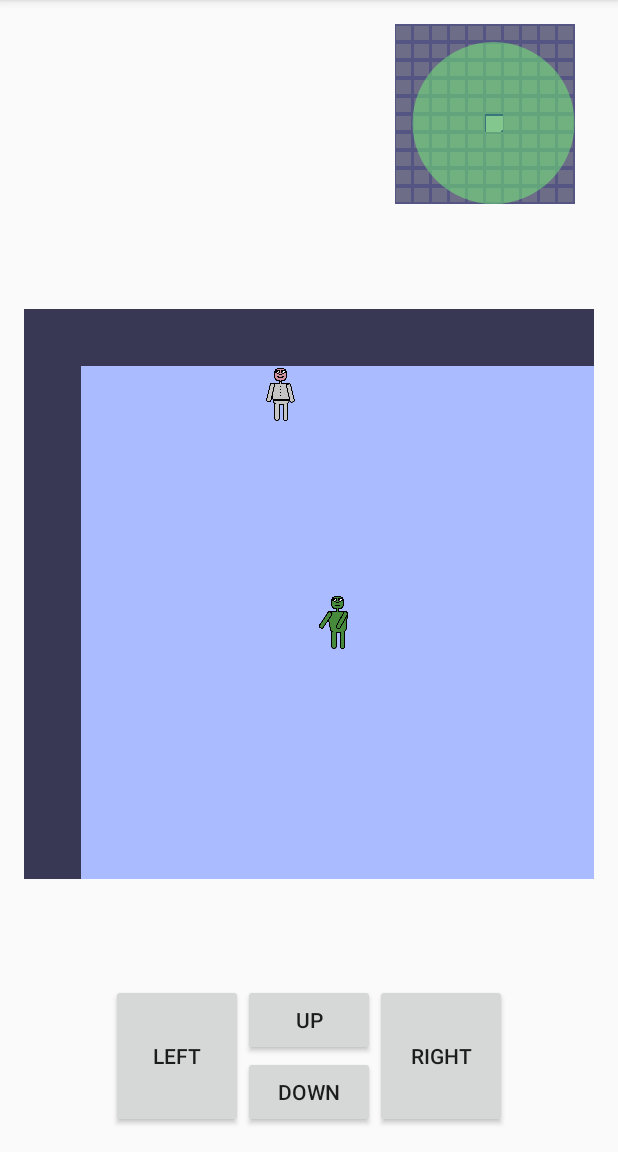
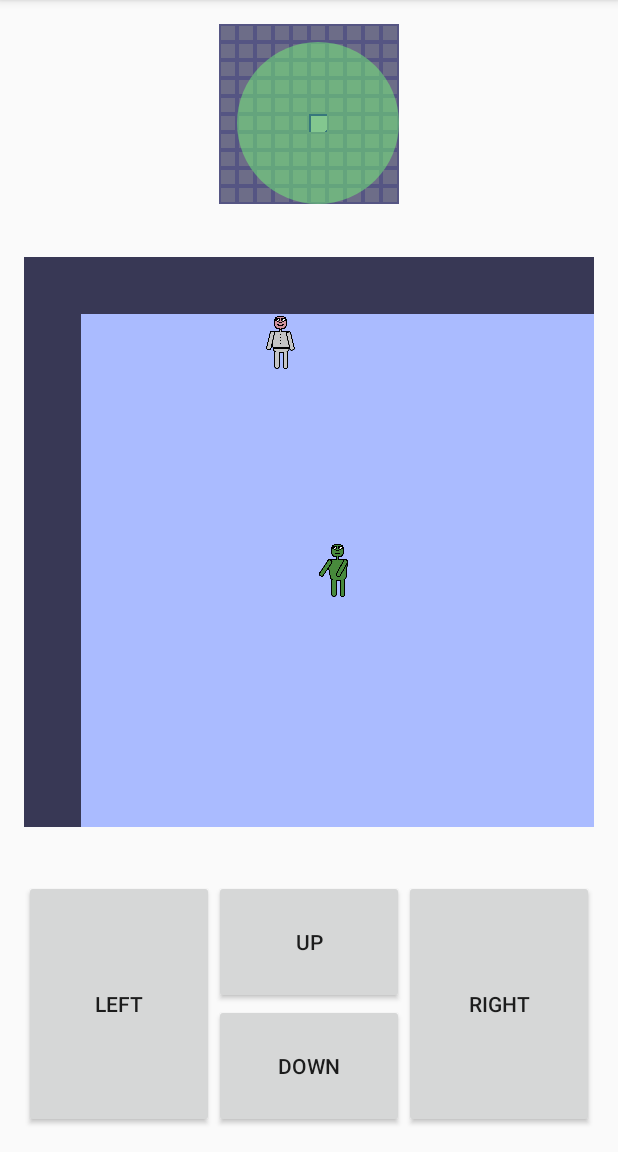
Before and after one commit to Eraol/RogueZombie, an Android app: the screen it shows after launch (MainActivity), on a phone screen of 412 x 824 dp, the part 84-1236 px from its top. Run offline under Robolectric (Android 15) with nearby library versions, the phone set to English and light mode, and no system bars.

```diff
--- a/app/src/main/res/layout-land/activity_main.xml
+++ b/app/src/main/res/layout-land/activity_main.xml
@@ -1,12 +1,112 @@
-<?xml version="1.0" encoding="utf-8"?>
-<LinearLayout xmlns:android="http://schemas.android.com/apk/res/android"
-    android:orientation="vertical" android:layout_width="match_parent"
-    android:layout_height="match_parent">
+<RelativeLayout xmlns:android="http://schemas.android.com/apk/res/android"
+    xmlns:tools="http://schemas.android.com/tools" android:layout_width="match_parent"
+    android:layout_height="match_parent" android:paddingLeft="@dimen/activity_horizontal_margin"
+    android:paddingRight="@dimen/activity_horizontal_margin"
+    android:paddingTop="@dimen/activity_vertical_margin"
+    android:paddingBottom="@dimen/activity_vertical_margin" tools:context=".MainActivity">
 
-    <TextView
-        android:layout_width="wrap_content"
-        android:layout_height="wrap_content"
-        android:text="@string/hello_world"
-        android:id="@+id/textView"
-        android:layout_gravity="center_horizontal" />
-</LinearLayout>
+    <LinearLayout
+        android:orientation="horizontal"
+        android:layout_width="fill_parent"
+        android:layout_height="fill_parent">
+
+        <view
+            android:layout_width="wrap_content"
+            android:layout_height="match_parent"
+            class="fr.iutlens.roguezombie.room.RoomView"
+            android:id="@+id/view2"
+            android:layout_above="@+id/buttonUp"
+            android:layout_toStartOf="@+id/buttonRight"
+            android:layout_below="@+id/view"
+            android:layout_alignParentRight="true"
+            android:layout_alignParentEnd="true"
+            android:layout_weight="1" />
+
+        <LinearLayout
+            android:orientation="vertical"
+            android:layout_width="fill_parent"
+            android:layout_height="fill_parent"
+            android:layout_weight="2">
+
+            <view
+                android:layout_width="wrap_content"
+                android:layout_height="fill_parent"
+                class="fr.iutlens.roguezombie.maze.MiniMapView"
+                android:id="@+id/view"
+                android:layout_alignParentTop="true"
+                android:layout_alignLeft="@+id/buttonRight"
+                android:layout_alignStart="@+id/buttonRight"
+                android:layout_gravity="right"
+                android:minHeight="120dp"
+                android:layout_weight="1" />
+
+            <LinearLayout
+                android:orientation="horizontal"
+                android:layout_width="match_parent"
+                android:layout_height="fill_parent"
+                android:layout_gravity="center_horizontal"
+                android:baselineAligned="false"
+                android:layout_weight="1">
+
+                <Button
+                    android:layout_width="fill_parent"
+                    android:layout_height="match_parent"
+                    android:text="Left"
+                    android:id="@+id/buttonLeft"
+                    android:soundEffectsEnabled="false"
+                    android:onClick="onButtonClick"
+                    android:layout_toLeftOf="@+id/buttonDown"
+                    android:layout_toStartOf="@+id/buttonDown"
+                    android:layout_alignTop="@+id/buttonUp"
+                    android:layout_alignBottom="@+id/buttonDown"
+                    android:layout_weight="1" />
+
+                <LinearLayout
+                    android:orientation="vertical"
+                    android:layout_width="fill_parent"
+                    android:layout_height="fill_parent"
+                    android:layout_weight="1">
+
+                    <Button
+                        android:layout_width="match_parent"
+                        android:layout_height="fill_parent"
+                        android:text="Up"
+                        android:id="@+id/buttonUp"
+                        android:onClick="onButtonClick"
+                        android:soundEffectsEnabled="false"
+                        android:layout_above="@+id/buttonDown"
+                        android:layout_centerHorizontal="true"
+                        android:layout_weight="1" />
+
+                    <Button
+                        android:layout_width="match_parent"
+                        android:layout_height="fill_parent"
+                        android:text="Down"
+                        android:id="@+id/buttonDown"
+                        android:onClick="onButtonClick"
+                        android:soundEffectsEnabled="false"
+                        android:layout_alignParentBottom="true"
+                        android:layout_centerHorizontal="true"
+                        android:layout_weight="1" />
+
+                </LinearLayout>
+
+                <Button
+                    android:layout_width="fill_parent"
+                    android:layout_height="match_parent"
+                    android:text="Right"
+                    android:id="@+id/buttonRight"
+                    android:onClick="onButtonClick"
+                    android:soundEffectsEnabled="false"
+                    android:layout_alignTop="@+id/buttonUp"
+                    android:layout_toRightOf="@+id/buttonDown"
+                    android:layout_toEndOf="@+id/buttonDown"
+                    android:layout_alignBottom="@+id/buttonDown"
+                    android:layout_alignParentStart="false"
+                    android:layout_weight="1" />
+
+            </LinearLayout>
+        </LinearLayout>
+    </LinearLayout>
+
+</RelativeLayout>
--- a/app/src/main/res/layout/activity_main.xml
+++ b/app/src/main/res/layout/activity_main.xml
@@ -4,6 +4,11 @@
     android:paddingRight="@dimen/activity_horizontal_margin"
     android:paddingTop="@dimen/activity_vertical_margin"
     android:paddingBottom="@dimen/activity_vertical_margin" tools:context=".MainActivity">
+
+    <LinearLayout
+        android:orientation="vertical"
+        android:layout_width="fill_parent"
+        android:layout_height="fill_parent">
 
         <view
             android:layout_width="wrap_content"
@@ -12,31 +17,76 @@
             android:id="@+id/view"
             android:layout_alignParentTop="true"
             android:layout_alignLeft="@+id/buttonRight"
-        android:layout_alignStart="@+id/buttonRight" />
+            android:layout_alignStart="@+id/buttonRight"
+            android:layout_gravity="right" />
+
+        <view
+            android:layout_width="match_parent"
+            android:layout_height="match_parent"
+            class="fr.iutlens.roguezombie.room.RoomView"
+            android:id="@+id/view2"
+            android:layout_above="@+id/buttonUp"
+            android:layout_toStartOf="@+id/buttonRight"
+            android:layout_below="@+id/view"
+            android:layout_alignParentRight="true"
+            android:layout_alignParentEnd="true"
+            android:layout_gravity="center"
+            android:layout_weight="1" />
+
+        <LinearLayout
+            android:orientation="horizontal"
+            android:layout_width="match_parent"
+            android:layout_height="fill_parent"
+            android:layout_gravity="center_horizontal"
+            android:baselineAligned="false"
+            android:layout_weight="2">
 
             <Button
-        android:layout_width="wrap_content"
-        android:layout_height="wrap_content"
+                android:layout_width="fill_parent"
+                android:layout_height="match_parent"
+                android:text="Left"
+                android:id="@+id/buttonLeft"
+                android:soundEffectsEnabled="false"
+                android:onClick="onButtonClick"
+                android:layout_toLeftOf="@+id/buttonDown"
+                android:layout_toStartOf="@+id/buttonDown"
+                android:layout_alignTop="@+id/buttonUp"
+                android:layout_alignBottom="@+id/buttonDown"
+                android:layout_weight="1" />
+
+            <LinearLayout
+                android:orientation="vertical"
+                android:layout_width="fill_parent"
+                android:layout_height="fill_parent"
+                android:layout_weight="1">
+
+                <Button
+                    android:layout_width="match_parent"
+                    android:layout_height="fill_parent"
+                    android:text="Up"
+                    android:id="@+id/buttonUp"
+                    android:onClick="onButtonClick"
+                    android:soundEffectsEnabled="false"
+                    android:layout_above="@+id/buttonDown"
+                    android:layout_centerHorizontal="true"
+                    android:layout_weight="1" />
+
+                <Button
+                    android:layout_width="match_parent"
+                    android:layout_height="fill_parent"
                     android:text="Down"
                     android:id="@+id/buttonDown"
                     android:onClick="onButtonClick"
                     android:soundEffectsEnabled="false"
                     android:layout_alignParentBottom="true"
-        android:layout_centerHorizontal="true" />
+                    android:layout_centerHorizontal="true"
+                    android:layout_weight="1" />
+
+            </LinearLayout>
 
             <Button
-        android:layout_width="wrap_content"
-        android:layout_height="wrap_content"
-        android:text="Up"
-        android:id="@+id/buttonUp"
-        android:onClick="onButtonClick"
-        android:soundEffectsEnabled="false"
-        android:layout_above="@+id/buttonDown"
-        android:layout_centerHorizontal="true" />
-
-    <Button
-        android:layout_width="wrap_content"
-        android:layout_height="wrap_content"
+                android:layout_width="fill_parent"
+                android:layout_height="match_parent"
                 android:text="Right"
                 android:id="@+id/buttonRight"
                 android:onClick="onButtonClick"
@@ -45,29 +95,10 @@
                 android:layout_toRightOf="@+id/buttonDown"
                 android:layout_toEndOf="@+id/buttonDown"
                 android:layout_alignBottom="@+id/buttonDown"
-        android:layout_alignParentStart="false" />
+                android:layout_alignParentStart="false"
+                android:layout_weight="1" />
 
-    <Button
-        android:layout_width="wrap_content"
-        android:layout_height="wrap_content"
-        android:text="Left"
-        android:id="@+id/buttonLeft"
-        android:soundEffectsEnabled="false"
-        android:onClick="onButtonClick"
-        android:layout_toLeftOf="@+id/buttonDown"
-        android:layout_toStartOf="@+id/buttonDown"
-        android:layout_alignTop="@+id/buttonUp"
-        android:layout_alignBottom="@+id/buttonDown" />
-
-    <view
-        android:layout_width="wrap_content"
-        android:layout_height="wrap_content"
-        class="fr.iutlens.roguezombie.room.RoomView"
-        android:id="@+id/view2"
-        android:layout_above="@+id/buttonUp"
-        android:layout_toStartOf="@+id/buttonRight"
-        android:layout_below="@+id/view"
-        android:layout_alignParentRight="true"
-        android:layout_alignParentEnd="true" />
+        </LinearLayout>
+    </LinearLayout>
 
 </RelativeLayout>
```
Lines whose indentation alone changed are shown as unchanged.
